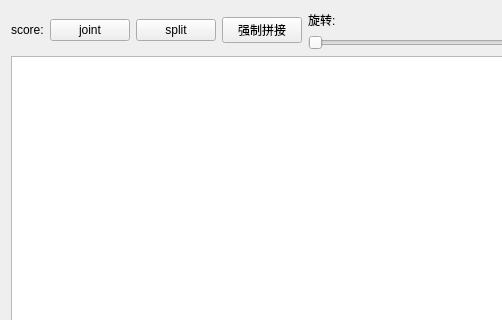
The window that ui/fragmentarea.ui (fkjslee/Fragment) describes before a commit, drawn with Qt 5; both pictures show x 0 to 502 and y 0 to 320 of the 657 by 476 pixel window.
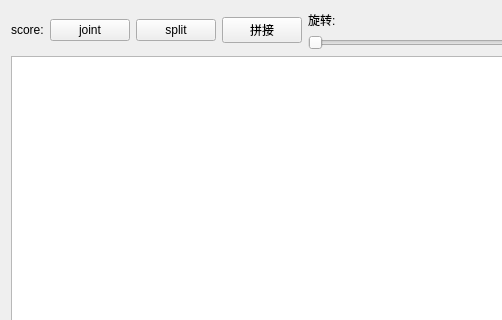
The same window after the commit.

The edit to the form file:
```diff
--- a/ui/fragmentarea.ui
+++ b/ui/fragmentarea.ui
@@ -50,7 +50,7 @@
      <item>
       <widget class="QPushButton" name="btnJointForce">
        <property name="text">
-        <string>强制拼接</string>
+        <string>拼接</string>
        </property>
       </widget>
      </item>
```
